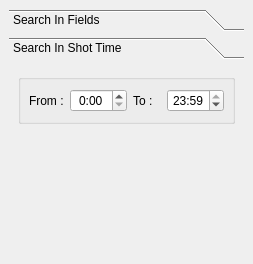
KelSolaar/sIBL_GUI, file src/components/addons/searchDatabase/ui/Search_Database.ui: the form before one commit.
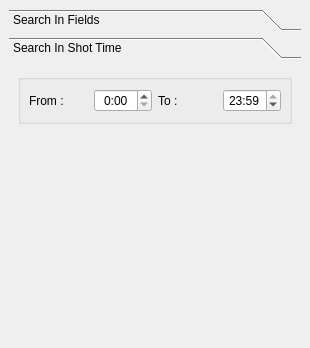
The form after the commit. The open tabs and pages were chosen to show the change.

Commit message: Edit "Case_Insensitive_Matching_checkBox" status tip message.

Diff of the .ui file:
```diff
--- a/src/components/addons/searchDatabase/ui/Search_Database.ui
+++ b/src/components/addons/searchDatabase/ui/Search_Database.ui
@@ -2,6 +2,14 @@
 <ui version="4.0">
  <class>Search_Database_DockWidget</class>
  <widget class="QDockWidget" name="Search_Database_DockWidget">
+  <property name="geometry">
+   <rect>
+    <x>0</x>
+    <y>0</y>
+    <width>310</width>
+    <height>348</height>
+   </rect>
+  </property>
   <property name="windowTitle">
    <string>Search Database</string>
   </property>
@@ -132,8 +140,8 @@
         <rect>
          <x>0</x>
          <y>0</y>
-         <width>286</width>
-         <height>230</height>
+         <width>268</width>
+         <height>95</height>
         </rect>
        </property>
        <attribute name="label">
```
Left out of the diff: 2 changed lines with no effect on the pictures.
